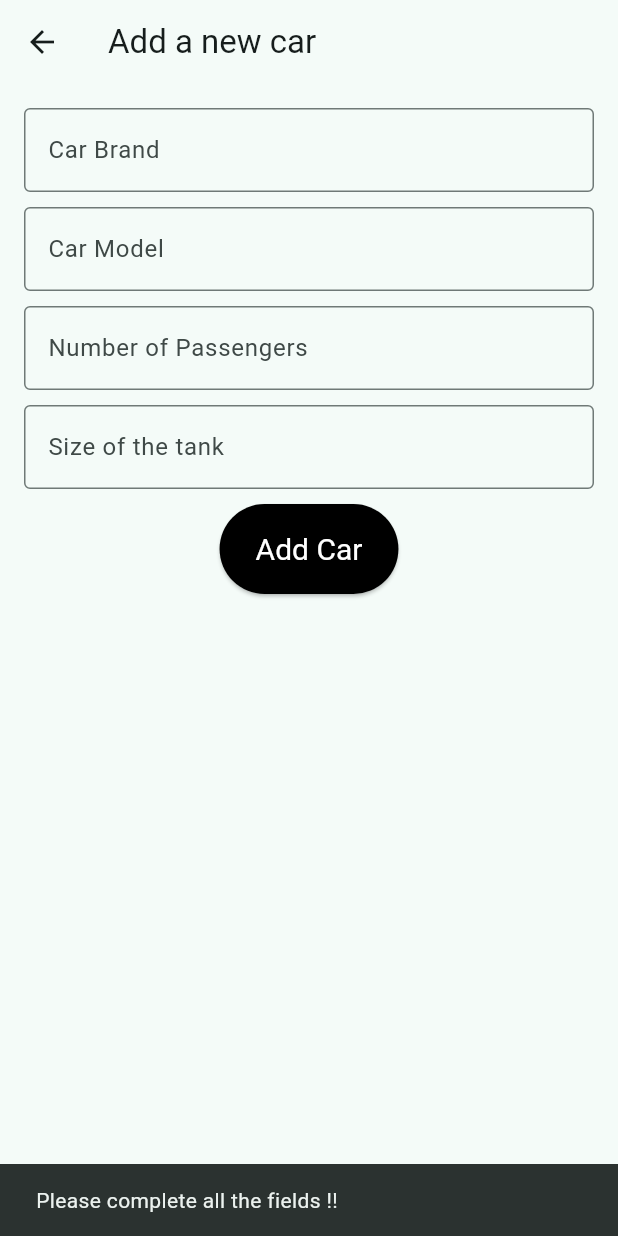
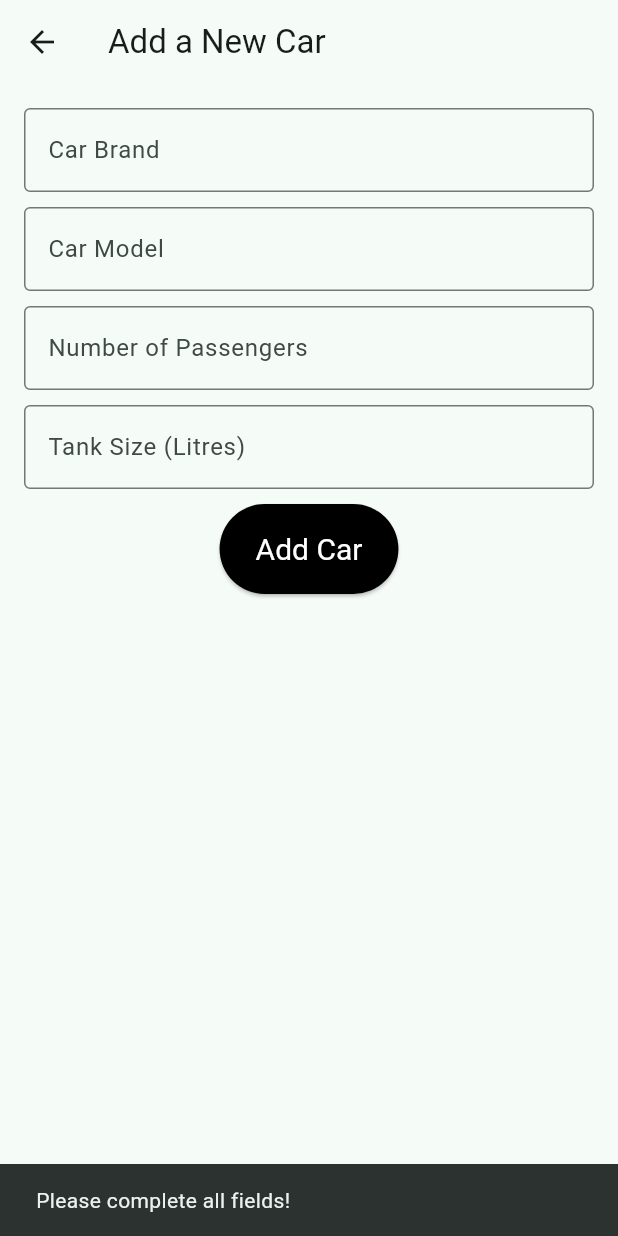
Before and after one commit to Am1nduS74/mobile_gui_project, a Flutter app: the CarListAddPage screen opened directly, after a tap on "Add Car", on a phone screen of 412 x 824 dp. Run offline on Flutter 3.47's test engine with Material 3 defaults, Android fonts, the phone set to English and light mode, and no system bars; our stand-ins replace floor, google_fonts, sqflite; missing offline and left inert: encrypted_shared_preferences; accounts and stored records are empty; generated files the repository leaves out were written again.

Commit message:
Added localizations

```diff
--- a/lib/CarListAddPage.dart
+++ b/lib/CarListAddPage.dart
@@ -2,9 +2,10 @@ import 'package:flutter/material.dart';
 import 'Data/Database.dart';
 import 'Data/DAO/CarDAO.dart';
 import 'Data/Entity/Car_list.dart';
-import 'main.dart';
+import 'CarListPage.dart';
 import 'package:google_fonts/google_fonts.dart';
 import 'package:encrypted_shared_preferences/encrypted_shared_preferences.dart';
+import 'app_localizations.dart';
 
   class CarListAddPage extends StatefulWidget {
     final CarList? editCar;
@@ -49,7 +50,7 @@ class _CarListPageState extends State<CarListAddPage> {
     if (isEditing) {
       await database.carDAO.deleteCar(widget.editCar!);
       ScaffoldMessenger.of(context).showSnackBar(
-        const SnackBar(content: Text('Car deleted successfully !! ')),
+         SnackBar(content: Text(AppLocalizations.of(context)!.translate('car_deleted_success'))),
       );
       Navigator.pop(context);
     }
@@ -64,7 +65,7 @@ class _CarListPageState extends State<CarListAddPage> {
       if (brand.isEmpty || model.isEmpty || nuOfPassengers.isEmpty ||
           tankSize.isEmpty) {
         ScaffoldMessenger.of(context).showSnackBar(
-          const SnackBar(content: Text('Please complete all the fields !! ')),
+           SnackBar(content: Text(AppLocalizations.of(context)!.translate('complete_all_fields'))),
         );
         return;
       }
@@ -73,7 +74,7 @@ class _CarListPageState extends State<CarListAddPage> {
 
       if (parsedPassengers == null || parsedTankSize == null) {
         ScaffoldMessenger.of(context).showSnackBar(
-          const SnackBar(content: Text('Invalid format')),
+          SnackBar(content: Text(AppLocalizations.of(context)!.translate('invalid_format'))),
         );
         return;
       }
@@ -83,7 +84,7 @@ class _CarListPageState extends State<CarListAddPage> {
         await database.carDAO.updateCar(updatedCar);
 
         ScaffoldMessenger.of(context).showSnackBar(
-          const SnackBar(content: Text('Car Updated Successfully!')),
+           SnackBar(content: Text(AppLocalizations.of(context)!.translate('car_updated_success'))),
         );
         Navigator.pop(context);
       }
@@ -98,7 +99,7 @@ class _CarListPageState extends State<CarListAddPage> {
         await encryptedPrefs.setString('lastTankSize', parsedTankSize.toString());
 
         ScaffoldMessenger.of(context).showSnackBar(
-          const SnackBar(content: Text('Car Added Successfully!')),
+           SnackBar(content: Text(AppLocalizations.of(context)!.translate('car_added_success'))),
         );
         Navigator.pop(context);
       }
@@ -107,26 +108,26 @@ class _CarListPageState extends State<CarListAddPage> {
     @override
     Widget build(BuildContext context) {
       return Scaffold(
-        appBar: AppBar(title:Text(isEditing ? 'Update the Car' : 'Add a new car')),
+        appBar: AppBar(title:Text(isEditing ? AppLocalizations.of(context)!.translate('update_car_title') : AppLocalizations.of(context)!.translate('add_car_title'))),
         body: Padding(
           padding: const EdgeInsets.all(16.0),
           child: Column(
             children: [
               TextField(controller: _brand,
-                decoration: const InputDecoration(
-                    labelText: "Car Brand", border: OutlineInputBorder()),),
+                decoration:  InputDecoration(
+                    labelText: AppLocalizations.of(context)!.translate('car_brand'), border: OutlineInputBorder()),),
               SizedBox(height: 10),
               TextField(controller: _model,
-                decoration: const InputDecoration(
-                    labelText: "Car Model", border: OutlineInputBorder()),),
+                decoration:  InputDecoration(
+                    labelText: AppLocalizations.of(context)!.translate('car_model'), border: OutlineInputBorder()),),
               SizedBox(height: 10),
               TextField(controller: _passengers,
-                decoration: const InputDecoration(
-                    labelText: "Number of Passengers",
+                decoration:  InputDecoration(
+                    labelText: AppLocalizations.of(context)!.translate('number_of_passengers'),
                     border: OutlineInputBorder()),),
               SizedBox(height: 10),
               TextField(controller: _size,
-                decoration: const InputDecoration(labelText: "Size of the tank",
+                decoration:  InputDecoration(labelText: AppLocalizations.of(context)!.translate('tank_size_label'),
                     border: OutlineInputBorder()),),
               SizedBox(height: 10),
               Center(
@@ -137,7 +138,7 @@ class _CarListPageState extends State<CarListAddPage> {
                     minimumSize: const Size(100, 60),
                     textStyle: const TextStyle(fontSize: 20),
                   ),
-                  child: Text(isEditing ? 'Update  Car' : 'Add Car'),
+                  child: Text(isEditing ? AppLocalizations.of(context)!.translate('update_car_button') : AppLocalizations.of(context)!.translate('add_car_button')),
                 ),
               ),
               SizedBox(height: 10),
@@ -148,22 +149,22 @@ class _CarListPageState extends State<CarListAddPage> {
                     builder: (BuildContext context) {
 
                       return AlertDialog(
-                        title: Text('Delete Car'),
+                        title: Text(AppLocalizations.of(context)!.translate('delete_car_title')),
                         content: Text(
-                            'Are you sure you want to delete the car?'),
+                            AppLocalizations.of(context)!.translate('delete_car_confirmation')),
                         actions: [
                           TextButton(
                             onPressed: () {
                               Navigator.pop(context);
                             },
-                            child: Text('Cancel'),
+                            child: Text(AppLocalizations.of(context)!.translate('cancel')),
                           ),
                           TextButton(
                             onPressed: () {
                               Navigator.pop(context);
                               removeCars();
                             },
-                            child: Text('Proceed'),
+                            child: Text(AppLocalizations.of(context)!.translate('proceed')),
                           ),
                         ],
                       );
@@ -176,7 +177,7 @@ class _CarListPageState extends State<CarListAddPage> {
                     minimumSize: const Size(100, 60),
                     textStyle: const TextStyle(fontSize: 20),
                   ),
-                  child: Text('Delete Car'),
+                  child: Text(AppLocalizations.of(context)!.translate('delete_car_button')),
                 ),
             ],
           ),
--- /dev/null
+++ b/lib/app_localizations.dart
@@ -0,0 +1,48 @@
+import 'dart:convert';
+import 'package:flutter/material.dart';
+import 'package:flutter/services.dart';
+
+class AppLocalizations {
+  final Locale locale;
+
+  AppLocalizations(this.locale);
+
+  static AppLocalizations? of(BuildContext context) {
+    return Localizations.of<AppLocalizations>(context, AppLocalizations);
+  }
+
+  static const LocalizationsDelegate<AppLocalizations> delegate = _AppLocalizationsDelegate();
+
+  late Map<String, String> _localizedStrings;
+
+  Future<bool> load() async {
+    String jsonString = await rootBundle.loadString('assets/translations/${locale.languageCode}.json');
+    Map<String, dynamic> jsonMap = json.decode(jsonString);
+
+    _localizedStrings = jsonMap.map((key, value) => MapEntry(key, value.toString()));
+    return true;
+  }
+
+  String translate(String key) {
+    return _localizedStrings[key] ?? '** $key not found';
+  }
+}
+
+class _AppLocalizationsDelegate extends LocalizationsDelegate<AppLocalizations> {
+  const _AppLocalizationsDelegate();
+
+  @override
+  bool isSupported(Locale locale) {
+    return ['en', 'es'].contains(locale.languageCode);
+  }
+
+  @override
+  Future<AppLocalizations> load(Locale locale) async {
+    AppLocalizations localizations = AppLocalizations(locale);
+    await localizations.load();
+    return localizations;
+  }
+
+  @override
+  bool shouldReload(covariant LocalizationsDelegate<AppLocalizations> old) => false;
+}
--- a/pubspec.yaml
+++ b/pubspec.yaml
@@ -28,6 +28,8 @@ environment:
 # the latest version available on pub.dev. To see which dependencies have newer
 # versions available, run `flutter pub outdated`.
 dependencies:
+  flutter_localizations:
+    sdk: flutter
   flutter:
     sdk: flutter
   floor: ^1.4.0
@@ -65,6 +67,8 @@ flutter:
     - assets/customer.png
     - assets/dealership.png
     - assets/sales.jpg
+    - assets/translations/en.json
+    - assets/translations/es.json
 
   # The following line ensures that the Material Icons font is
   # included with your application, so that you can use the icons in
```
Also changed, not shown: assets/translations/en.json (added, +33 -0 lines), assets/translations/es.json (added, +33 -0 lines), lib/CarListPage.dart (renamed from lib/main.dart, +72 -15 lines), lib/home.dart (+5 -5 lines), pubspec.lock, 1 other file.
